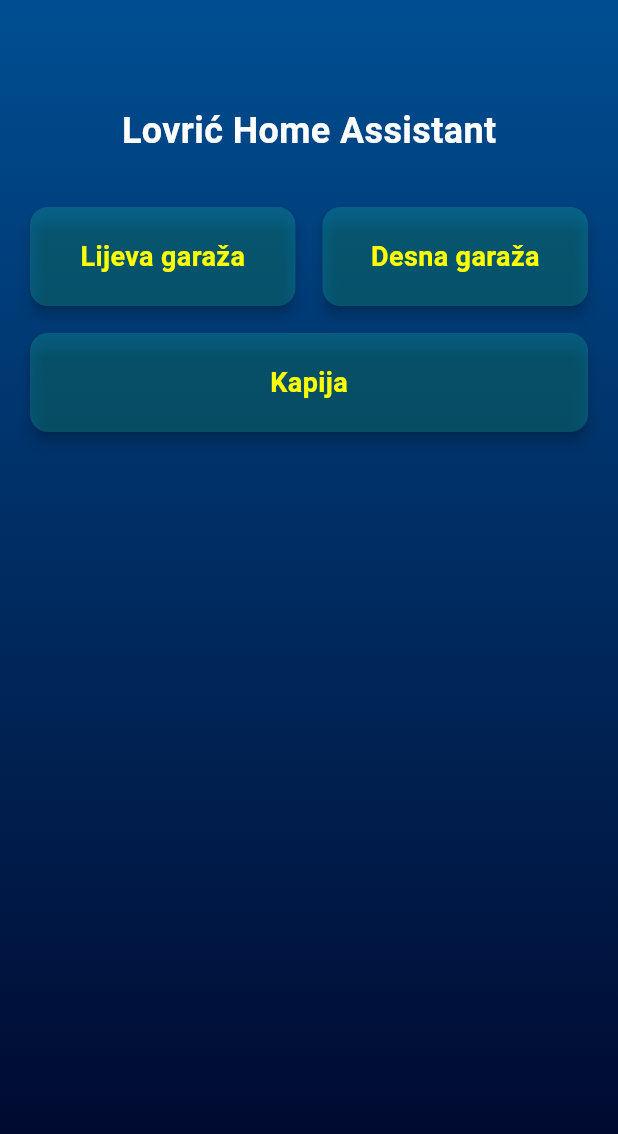
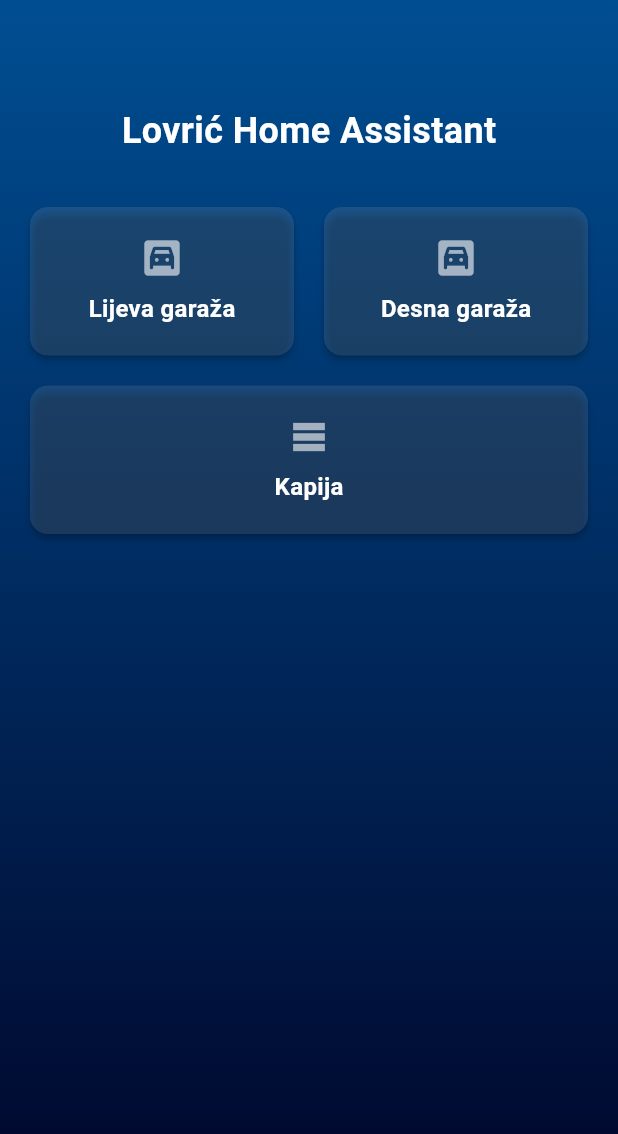
Before and after one commit to dlovric01/lha-mobile, a Flutter app: the screen it shows after launch, on a phone screen of 412 x 824 dp. Shown: the top 1134 px of the screen. Run offline on Flutter 3.47's test engine with Material 3 defaults, Android fonts, the phone set to English and light mode, and no system bars; our stand-ins replace dio, flutter_dotenv, weather; network calls fail; statements that could not run were skipped.

Commit message:
ui updates

```diff
--- /dev/null
+++ b/lib/control_section.dart
@@ -0,0 +1,95 @@
+// ignore_for_file: deprecated_member_use
+
+import 'package:flutter/material.dart';
+import 'home_page.dart' show LHAEnum;
+
+class ControlSection extends StatelessWidget {
+  final Future<void> Function(LHAEnum) onToggle;
+
+  const ControlSection({super.key, required this.onToggle});
+
+  @override
+  Widget build(BuildContext context) {
+    return Column(
+      children: [
+        Row(
+          children: [
+            Expanded(
+              child: _ControlButton(
+                label: 'Lijeva garaža',
+                icon: Icons.garage,
+                onTap: () => onToggle(LHAEnum.garageLeft),
+              ),
+            ),
+            const SizedBox(width: 12),
+            Expanded(
+              child: _ControlButton(
+                label: 'Desna garaža',
+                icon: Icons.garage,
+                onTap: () => onToggle(LHAEnum.garageRight),
+              ),
+            ),
+          ],
+        ),
+        const SizedBox(height: 12),
+        _ControlButton(
+          label: 'Kapija',
+          icon: Icons.table_rows,
+          fullWidth: true,
+          onTap: () => onToggle(LHAEnum.slidingGate),
+        ),
+      ],
+    );
+  }
+}
+
+class _ControlButton extends StatelessWidget {
+  final String label;
+  final IconData icon;
+  final VoidCallback onTap;
+  final bool fullWidth;
+
+  const _ControlButton({
+    required this.label,
+    required this.icon,
+    required this.onTap,
+    this.fullWidth = false,
+  });
+
+  @override
+  Widget build(BuildContext context) {
+    final card = Card(
+      elevation: 2,
+      color:Colors.white.withOpacity(0.1), // Tamna s nijansom plave
+      shape: RoundedRectangleBorder(
+        borderRadius: BorderRadius.circular(12),
+      ),
+      child: InkWell(
+        onTap: onTap,
+        borderRadius: BorderRadius.circular(12),
+        child: Padding(
+          padding: const EdgeInsets.symmetric(vertical: 20),
+          child: Column(
+            mainAxisSize: MainAxisSize.min,
+            children: [
+              Icon(icon, color: Colors.white60, size: 28),
+              const SizedBox(height: 8),
+              Text(
+                label,
+                style: const TextStyle(
+                  color: Colors.white,
+                  fontWeight: FontWeight.w600,
+                  fontSize: 16,
+                ),
+              ),
+            ],
+          ),
+        ),
+      ),
+    );
+
+    return fullWidth
+        ? SizedBox(width: double.infinity, child: card)
+        : card;
+  }
+}
--- a/lib/home_page.dart
+++ b/lib/home_page.dart
@@ -3,6 +3,7 @@
 import 'dart:async';
 import 'package:flutter/material.dart';
 import 'package:lha_mobile/api_service.dart';
+import 'package:lha_mobile/control_section.dart';
 import 'package:weather/weather.dart';
 
 enum LHAEnum {
@@ -187,15 +188,7 @@ class HomePageState extends State<HomePage> {
             ),
 
             const SizedBox(height: 10),
-            Row(
-              children: [
-                Expanded(child: _buildItem(LHAEnum.garageLeft)),
-                const SizedBox(width: 10),
-                Expanded(child: _buildItem(LHAEnum.garageRight)),
-              ],
-            ),
-            const SizedBox(height: 10),
-            _buildItem(LHAEnum.slidingGate),
+            ControlSection(onToggle: toggleItem),
           ],
         ),
       ),
@@ -224,30 +217,6 @@ class HomePageState extends State<HomePage> {
           ),
         ),
       ],
-    );
-  }
-
-  Widget _buildItem(LHAEnum item) {
-    return GestureDetector(
-      onTap: () => toggleItem(item),
-      child: Card(
-        elevation: 4,
-        shape: RoundedRectangleBorder(borderRadius: BorderRadius.circular(12)),
-        color: Colors.tealAccent.shade400.withOpacity(0.2),
-        child: Padding(
-          padding: const EdgeInsets.symmetric(vertical: 20),
-          child: Center(
-            child: Text(
-              item.description,
-              style: const TextStyle(
-                fontSize: 18,
-                fontWeight: FontWeight.bold,
-                color: Colors.yellowAccent,
-              ),
-            ),
-          ),
-        ),
-      ),
     );
   }
 
```
